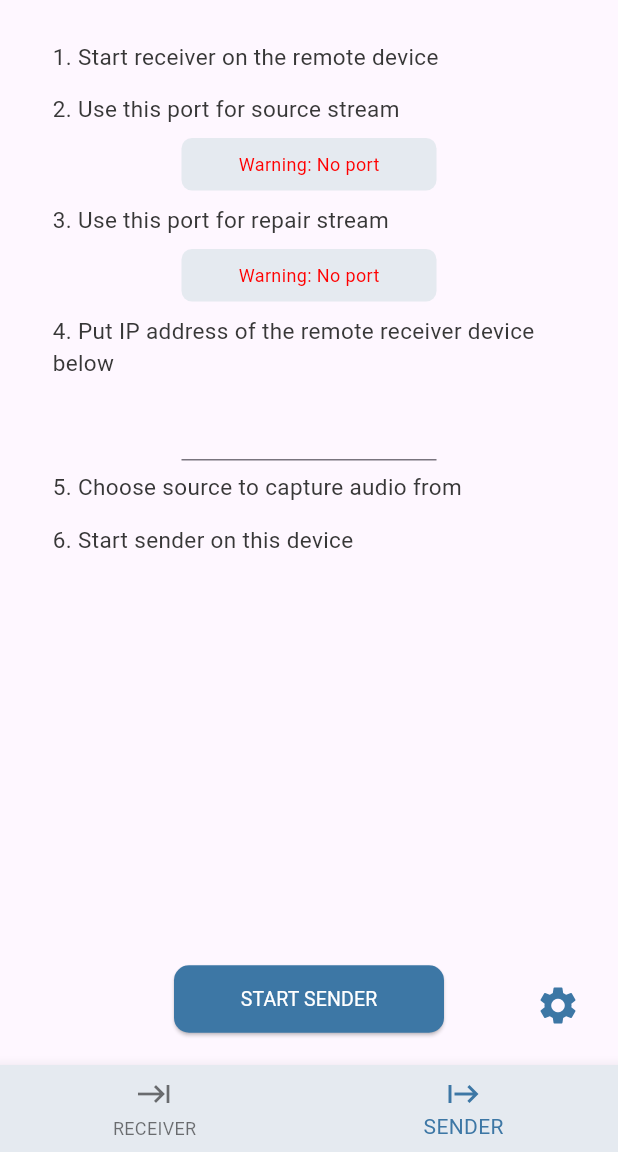
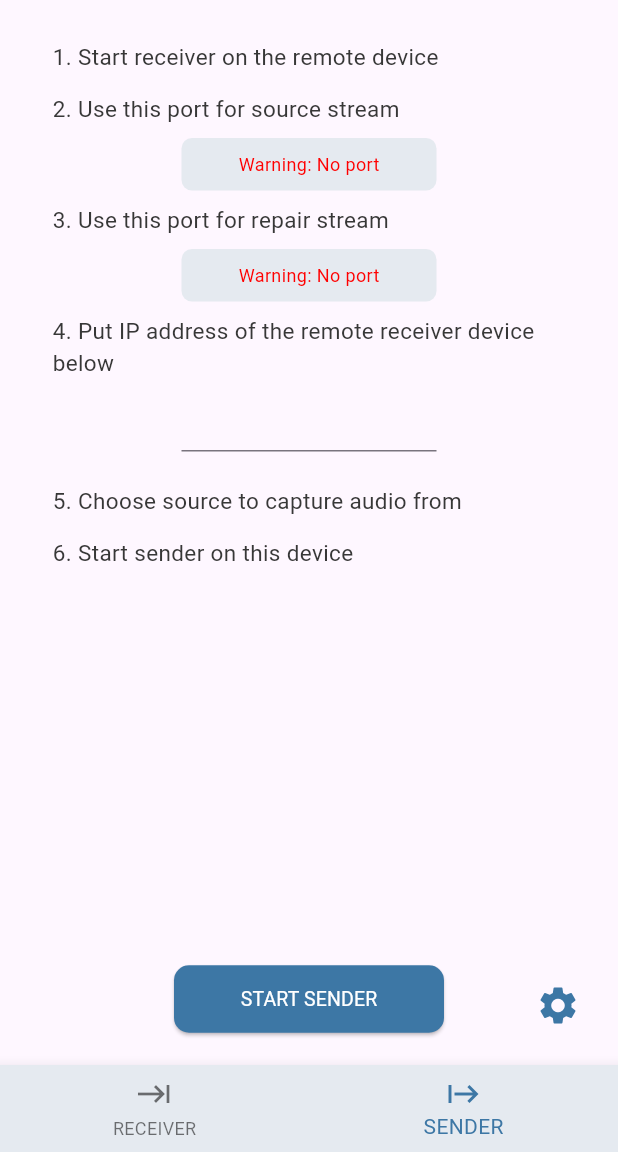
Before and after one commit to roc-streaming/roc-droid, a Flutter app: the screen it shows after launch, item 2 of the bottom bar chosen, on a phone screen of 412 x 824 dp, the part 84-1236 px from its top. Run offline on Flutter 3.47's test engine with Material 3 defaults, Android fonts, the light colour scheme and no system bars; our stand-ins replace flutter_mobx, logger, mobx; missing offline and left inert: darq; generated files the repository leaves out were written again.

Commit message:
Update number input

```diff
--- a/lib/src/ui/components/roc_number_input.dart
+++ b/lib/src/ui/components/roc_number_input.dart
@@ -1,13 +1,17 @@
 import 'package:flutter/material.dart';
 import 'package:flutter/services.dart';
 
+import '../styles/roc_colors.dart';
+
 /// Roc's custom number input widget.
-class RocNumberInput extends Align {
+class RocNumberInput extends Container {
   RocNumberInput(String initialValue, Function(String) function)
       : super(
           alignment: Alignment.center,
-          child: Container(
-            width: 170,
+          padding: EdgeInsets.only(bottom: 15.0),
+          child: SizedBox(
+            width: 170.0,
+            height: 42.0,
             child: TextFormField(
               textAlign: TextAlign.center,
               initialValue: initialValue,
@@ -15,6 +19,10 @@ class RocNumberInput extends Align {
               inputFormatters: <TextInputFormatter>[
                 FilteringTextInputFormatter.allow(RegExp(r'[\d\.]')),
               ],
+              style: TextStyle(
+                fontSize: 17,
+                color: RocColors.darkGray,
+              ),
               onChanged: (value) => function(value),
             ),
           ),
--- a/lib/src/ui/main_screen.dart
+++ b/lib/src/ui/main_screen.dart
@@ -61,6 +61,7 @@ class _MainScreenState extends State<MainScreen> {
         // Test floating action button
         floatingActionButton:
             _addTestButton ? RocTestFloatingButton(_modelRoot) : null,
+        resizeToAvoidBottomInset: false,
       ),
     );
   }
```
